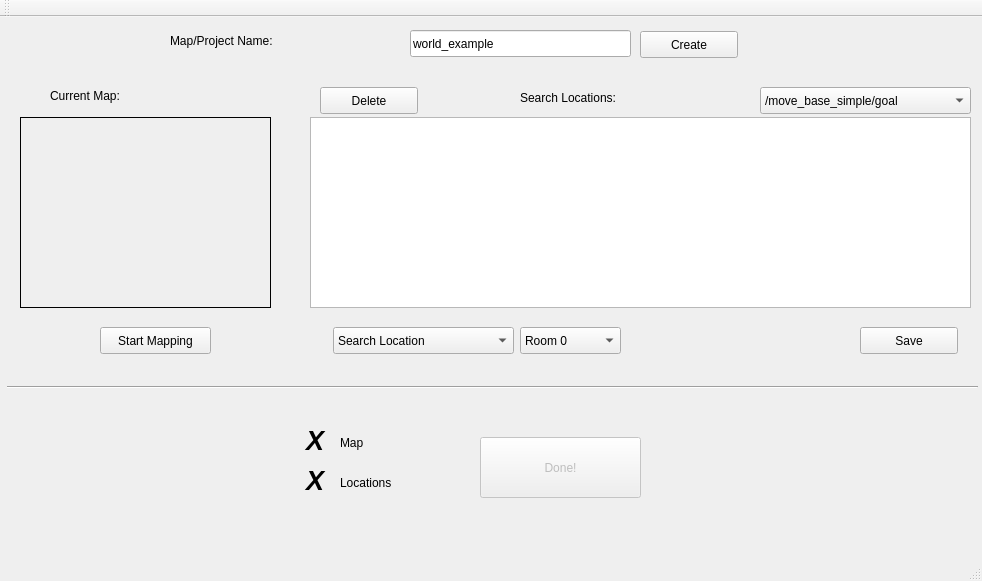
speckdavid/shakey2016, file shakey_quickstart/src/mainwindow.ui: the form before one commit.
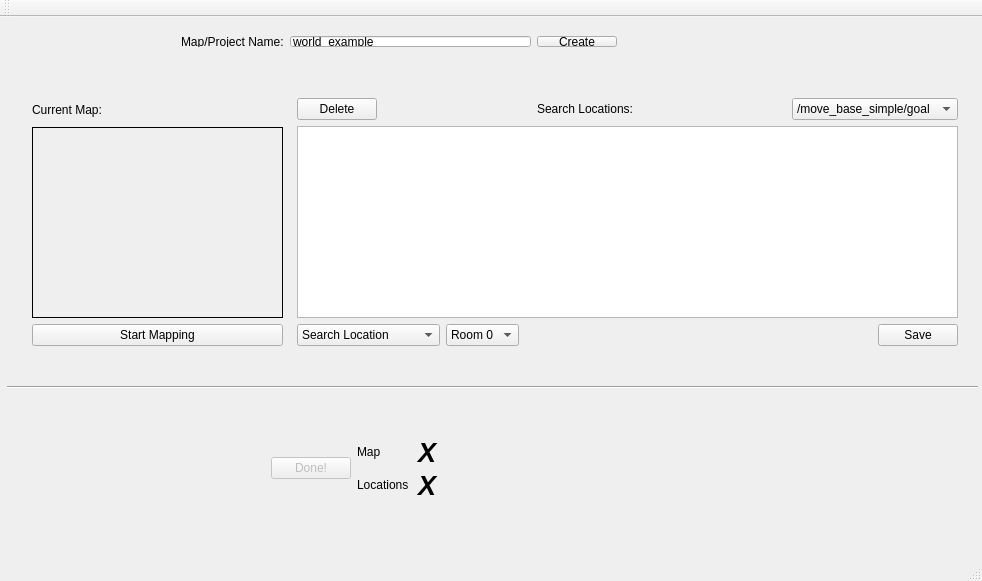
The form after the commit.

Commit message: added some layout manager

```diff
--- a/shakey_quickstart/src/mainwindow.ui
+++ b/shakey_quickstart/src/mainwindow.ui
@@ -14,40 +14,84 @@
    <string>Shakey Quickstart</string>
   </property>
   <widget class="QWidget" name="centralWidget">
-   <widget class="QPushButton" name="delPoseButton">
+   <widget class="Line" name="line">
     <property name="geometry">
      <rect>
-      <x>320</x>
+      <x>7</x>
+      <y>360</y>
+      <width>971</width>
+      <height>20</height>
+     </rect>
+    </property>
+    <property name="orientation">
+     <enum>Qt::Horizontal</enum>
+    </property>
+   </widget>
+   <widget class="QWidget" name="">
+    <property name="geometry">
+     <rect>
+      <x>170</x>
+      <y>8</y>
+      <width>458</width>
+      <height>33</height>
+     </rect>
+    </property>
+    <layout class="QHBoxLayout" name="horizontalLayout">
+     <item>
+      <widget class="QLabel" name="label_4">
+       <property name="styleSheet">
+        <string notr="true">font: 75 20pt &quot;Ubuntu&quot;;</string>
+       </property>
+       <property name="text">
+        <string>Map/Project Name:</string>
+       </property>
+      </widget>
+     </item>
+     <item>
+      <widget class="QLineEdit" name="worldName">
+       <property name="text">
+        <string>world_example</string>
+       </property>
+      </widget>
+     </item>
+     <item>
+      <widget class="QPushButton" name="pushButton_createFolder">
+       <property name="text">
+        <string>Create</string>
+       </property>
+      </widget>
+     </item>
+    </layout>
+   </widget>
+   <widget class="QWidget" name="">
+    <property name="geometry">
+     <rect>
+      <x>21</x>
       <y>70</y>
-      <width>98</width>
-      <height>27</height>
+      <width>948</width>
+      <height>270</height>
      </rect>
+    </property>
+    <layout class="QHBoxLayout" name="horizontalLayout_7">
+     <item>
+      <layout class="QVBoxLayout" name="verticalLayout">
+       <item>
+        <widget class="QLabel" name="label_3">
+         <property name="styleSheet">
+          <string notr="true">font: 75 20pt &quot;Ubuntu&quot;;</string>
     </property>
     <property name="text">
-     <string>Delete</string>
-    </property>
-   </widget>
-   <widget class="QListWidget" name="ListPoses">
-    <property name="geometry">
-     <rect>
-      <x>310</x>
-      <y>100</y>
-      <width>661</width>
-      <height>191</height>
-     </rect>
-    </property>
-    <property name="sortingEnabled">
-     <bool>false</bool>
-    </property>
-   </widget>
+          <string>Current Map:</string>
+         </property>
+        </widget>
+       </item>
+       <item>
    <widget class="QLabel" name="currentMap">
-    <property name="geometry">
-     <rect>
-      <x>20</x>
-      <y>100</y>
+         <property name="minimumSize">
+          <size>
       <width>251</width>
       <height>191</height>
-     </rect>
+          </size>
     </property>
     <property name="styleSheet">
      <string notr="true">border-color: rgb(0, 0, 0);
@@ -61,54 +105,55 @@
      <set>Qt::AlignCenter</set>
     </property>
    </widget>
+       </item>
+       <item>
    <widget class="QPushButton" name="mapUpdateButton">
-    <property name="geometry">
-     <rect>
-      <x>100</x>
-      <y>310</y>
-      <width>111</width>
-      <height>27</height>
-     </rect>
-    </property>
     <property name="text">
      <string>Start Mapping</string>
     </property>
    </widget>
-   <widget class="QLineEdit" name="worldName">
-    <property name="geometry">
-     <rect>
-      <x>410</x>
-      <y>13</y>
-      <width>221</width>
-      <height>27</height>
-     </rect>
-    </property>
+       </item>
+      </layout>
+     </item>
+     <item>
+      <spacer name="horizontalSpacer_4">
+       <property name="orientation">
+        <enum>Qt::Horizontal</enum>
+       </property>
+       <property name="sizeHint" stdset="0">
+        <size>
+         <width>18</width>
+         <height>20</height>
+        </size>
+       </property>
+      </spacer>
+     </item>
+     <item>
+      <layout class="QVBoxLayout" name="verticalLayout_2">
+       <item>
+        <layout class="QHBoxLayout" name="horizontalLayout_2">
+         <item>
+          <widget class="QPushButton" name="delPoseButton">
     <property name="text">
-     <string>world_example</string>
-    </property>
-   </widget>
-   <widget class="QPushButton" name="pushButton_createFolder">
-    <property name="geometry">
-     <rect>
-      <x>640</x>
-      <y>14</y>
-      <width>98</width>
-      <height>27</height>
-     </rect>
-    </property>
-    <property name="text">
-     <string>Create</string>
-    </property>
-   </widget>
+            <string>Delete</string>
+           </property>
+          </widget>
+         </item>
+         <item>
+          <spacer name="horizontalSpacer">
+           <property name="orientation">
+            <enum>Qt::Horizontal</enum>
+           </property>
+           <property name="sizeHint" stdset="0">
+            <size>
+             <width>88</width>
+             <height>20</height>
+            </size>
+           </property>
+          </spacer>
+         </item>
+         <item>
    <widget class="QLabel" name="label_2">
-    <property name="geometry">
-     <rect>
-      <x>520</x>
-      <y>70</y>
-      <width>211</width>
-      <height>21</height>
-     </rect>
-    </property>
     <property name="styleSheet">
      <string notr="true">font: 75 20pt &quot;Ubuntu&quot;;</string>
     </property>
@@ -116,47 +161,48 @@
      <string>Search Locations:</string>
     </property>
    </widget>
-   <widget class="QLabel" name="label_3">
-    <property name="geometry">
-     <rect>
-      <x>50</x>
-      <y>63</y>
-      <width>211</width>
-      <height>31</height>
-     </rect>
-    </property>
-    <property name="styleSheet">
-     <string notr="true">font: 75 20pt &quot;Ubuntu&quot;;</string>
-    </property>
+         </item>
+         <item>
+          <spacer name="horizontalSpacer_2">
+           <property name="orientation">
+            <enum>Qt::Horizontal</enum>
+           </property>
+           <property name="sizeHint" stdset="0">
+            <size>
+             <width>48</width>
+             <height>20</height>
+            </size>
+           </property>
+          </spacer>
+         </item>
+         <item>
+          <widget class="QComboBox" name="comboBox_Topic">
+           <item>
     <property name="text">
-     <string>Current Map:</string>
-    </property>
-   </widget>
-   <widget class="QLabel" name="label_4">
-    <property name="geometry">
-     <rect>
-      <x>170</x>
-      <y>8</y>
-      <width>241</width>
-      <height>31</height>
-     </rect>
-    </property>
-    <property name="styleSheet">
-     <string notr="true">font: 75 20pt &quot;Ubuntu&quot;;</string>
-    </property>
-    <property name="text">
-     <string>Map/Project Name:</string>
-    </property>
-   </widget>
+             <string>/move_base_simple/goal</string>
+            </property>
+           </item>
+          </widget>
+         </item>
+        </layout>
+       </item>
+       <item>
+        <widget class="QListWidget" name="ListPoses">
+         <property name="minimumSize">
+          <size>
+           <width>661</width>
+           <height>191</height>
+          </size>
+         </property>
+         <property name="sortingEnabled">
+          <bool>false</bool>
+         </property>
+        </widget>
+       </item>
+       <item>
+        <layout class="QHBoxLayout" name="horizontalLayout_3">
+         <item>
    <widget class="QComboBox" name="comboBox_LocType">
-    <property name="geometry">
-     <rect>
-      <x>333</x>
-      <y>310</y>
-      <width>181</width>
-      <height>27</height>
-     </rect>
-    </property>
     <item>
      <property name="text">
       <string>Search Location</string>
@@ -173,15 +219,9 @@
      </property>
     </item>
    </widget>
+         </item>
+         <item>
    <widget class="QComboBox" name="comboBox_Room">
-    <property name="geometry">
-     <rect>
-      <x>520</x>
-      <y>310</y>
-      <width>101</width>
-      <height>27</height>
-     </rect>
-    </property>
     <item>
      <property name="text">
       <string>Room 0</string>
@@ -233,44 +273,48 @@
      </property>
     </item>
    </widget>
-   <widget class="Line" name="line">
-    <property name="geometry">
-     <rect>
-      <x>7</x>
-      <y>360</y>
-      <width>971</width>
-      <height>20</height>
-     </rect>
-    </property>
+         </item>
+         <item>
+          <spacer name="horizontalSpacer_3">
     <property name="orientation">
      <enum>Qt::Horizontal</enum>
     </property>
-   </widget>
+           <property name="sizeHint" stdset="0">
+            <size>
+             <width>288</width>
+             <height>20</height>
+            </size>
+           </property>
+          </spacer>
+         </item>
+         <item>
    <widget class="QPushButton" name="pushButton_SaveLocs">
-    <property name="geometry">
-     <rect>
-      <x>860</x>
-      <y>310</y>
-      <width>98</width>
-      <height>27</height>
-     </rect>
-    </property>
     <property name="text">
      <string>Save</string>
     </property>
    </widget>
+         </item>
+        </layout>
+       </item>
+      </layout>
+     </item>
+    </layout>
+   </widget>
+   <widget class="QWidget" name="">
+    <property name="geometry">
+     <rect>
+      <x>260</x>
+      <y>410</y>
+      <width>486</width>
+      <height>82</height>
+     </rect>
+    </property>
+    <layout class="QHBoxLayout" name="horizontalLayout_5">
+     <item>
    <widget class="QPushButton" name="pushButton_Done">
     <property name="enabled">
      <bool>false</bool>
     </property>
-    <property name="geometry">
-     <rect>
-      <x>480</x>
-      <y>420</y>
-      <width>161</width>
-      <height>61</height>
-     </rect>
-    </property>
     <property name="styleSheet">
      <string notr="true">font: 75 20pt &quot;Ubuntu&quot;
 
@@ -281,51 +325,13 @@
      <string>Done!</string>
     </property>
    </widget>
-   <widget class="QLineEdit" name="lineEdit_XLocations">
-    <property name="geometry">
-     <rect>
-      <x>303</x>
-      <y>446</y>
-      <width>41</width>
-      <height>35</height>
-     </rect>
-    </property>
-    <property name="font">
-     <font>
-      <pointsize>20</pointsize>
-      <weight>75</weight>
-      <italic>true</italic>
-      <bold>true</bold>
-     </font>
-    </property>
-    <property name="styleSheet">
-     <string notr="true">QLineEdit:!focus
-{
-  border: 1px solid transparent;
-  background: transparent;
-}
-QLineEdit:focus
-{
-  border: 1px solid transparent;
-  background: white;
-}</string>
-    </property>
-    <property name="text">
-     <string>X</string>
-    </property>
-    <property name="readOnly">
-     <bool>true</bool>
-    </property>
-   </widget>
+     </item>
+     <item>
+      <layout class="QHBoxLayout" name="horizontalLayout_4">
+       <item>
+        <layout class="QVBoxLayout" name="verticalLayout_4">
+         <item>
    <widget class="QLabel" name="label_5">
-    <property name="geometry">
-     <rect>
-      <x>340</x>
-      <y>410</y>
-      <width>241</width>
-      <height>31</height>
-     </rect>
-    </property>
     <property name="styleSheet">
      <string notr="true">font: 75 20pt &quot;Ubuntu&quot;;</string>
     </property>
@@ -333,15 +339,9 @@
      <string>Map</string>
     </property>
    </widget>
+         </item>
+         <item>
    <widget class="QLabel" name="label_6">
-    <property name="geometry">
-     <rect>
-      <x>340</x>
-      <y>450</y>
-      <width>151</width>
-      <height>31</height>
-     </rect>
-    </property>
     <property name="styleSheet">
      <string notr="true">font: 75 20pt &quot;Ubuntu&quot;;</string>
     </property>
@@ -349,15 +349,13 @@
      <string>Locations</string>
     </property>
    </widget>
+         </item>
+        </layout>
+       </item>
+       <item>
+        <layout class="QVBoxLayout" name="verticalLayout_3">
+         <item>
    <widget class="QLineEdit" name="lineEdit_XMap">
-    <property name="geometry">
-     <rect>
-      <x>303</x>
-      <y>406</y>
-      <width>41</width>
-      <height>35</height>
-     </rect>
-    </property>
     <property name="font">
      <font>
       <pointsize>20</pointsize>
@@ -385,20 +383,48 @@
      <bool>true</bool>
     </property>
    </widget>
-   <widget class="QComboBox" name="comboBox_Topic">
-    <property name="geometry">
-     <rect>
-      <x>760</x>
-      <y>70</y>
-      <width>211</width>
-      <height>27</height>
-     </rect>
-    </property>
+         </item>
     <item>
+          <widget class="QLineEdit" name="lineEdit_XLocations">
+           <property name="maximumSize">
+            <size>
+             <width>200</width>
+             <height>16777215</height>
+            </size>
+           </property>
+           <property name="font">
+            <font>
+             <pointsize>20</pointsize>
+             <weight>75</weight>
+             <italic>true</italic>
+             <bold>true</bold>
+            </font>
+           </property>
+           <property name="styleSheet">
+            <string notr="true">QLineEdit:!focus
+{
+  border: 1px solid transparent;
+  background: transparent;
+}
+QLineEdit:focus
+{
+  border: 1px solid transparent;
+  background: white;
+}</string>
+           </property>
      <property name="text">
-      <string>/move_base_simple/goal</string>
-     </property>
-    </item>
+            <string>X</string>
+           </property>
+           <property name="readOnly">
+            <bool>true</bool>
+           </property>
+          </widget>
+         </item>
+        </layout>
+       </item>
+      </layout>
+     </item>
+    </layout>
    </widget>
   </widget>
   <widget class="QMenuBar" name="menuBar">
```
Lines whose indentation alone changed are shown as unchanged.
